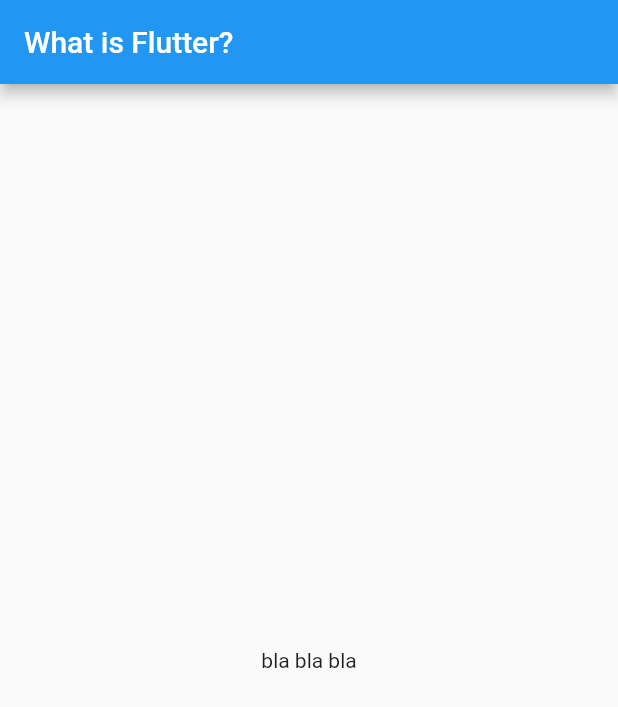
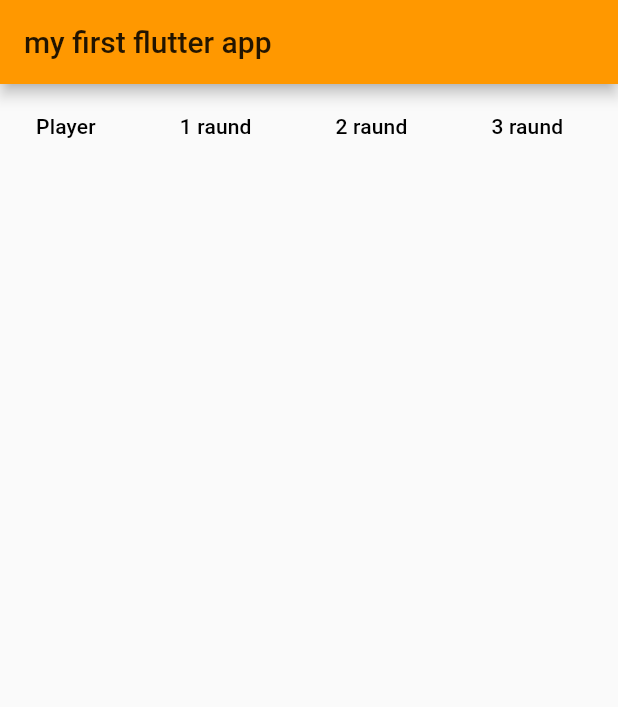
Before and after one commit to KseniaKrasotina/tryFlutter, a Flutter app: the screen it shows after launch, on a phone screen of 412 x 824 dp. Shown: the top 707 px of the screen. Run offline on Flutter 3.47's test engine with Material 2 defaults, Android fonts, the phone set to English and light mode, and no system bars.

Commit message:
DataTable() learning

```diff
--- a/lib/main.dart
+++ b/lib/main.dart
@@ -1,24 +1,176 @@
-// Copyright 2018 The Flutter team. All rights reserved.
-// Use of this source code is governed by a BSD-style license that can be
-// found in the LICENSE file.
-
 import 'package:flutter/material.dart';
+import 'package:flutter/services.dart';
 
 void main() => runApp(MyApp());
 
 class MyApp extends StatelessWidget {
+  // This widget is the root of your application.
   @override
   Widget build(BuildContext context) {
     return MaterialApp(
-      title: 'Welcome to Flutter',
-      home: Scaffold(
-        appBar: AppBar(
-          title: Text('What is Flutter?'),
-        ),
-        body: Center(
-          child: Text('bla bla bla'),
-        ),
+      title: 'Flutter Demo',
+      theme: ThemeData(
+
+        primarySwatch: Colors.orange,
       ),
+      home: new MyTableData(title: 'my first flutter app',),
     );
   }
 }
+
+class MyTableData extends StatefulWidget {
+  MyTableData({Key key, this.title}) : super(key: key);
+  final String title;
+
+  @override
+  _MyTableDataState createState() => _MyTableDataState();
+}
+
+class _MyTableDataState  extends State<MyTableData>{
+  int _number = 0;
+
+  void _setNumber(int countNumber) {
+    setState(() {
+      _number = countNumber;
+    });
+  }
+
+  Widget playerData() => DataTable(
+    columns: <DataColumn>[
+      DataColumn(
+          label: Text('Player'),
+          numeric: false,
+      ),
+      DataColumn(
+        label: Text('1 raund'),
+          numeric: false,
+      ),
+      DataColumn(
+        label: Text('2 raund'),
+        numeric: false,
+      ),
+      DataColumn(
+        label: Text('3 raund'),
+        numeric: false,
+      )
+    ],
+    rows: <DataRow>[],
+  );
+
+  @override
+  Widget build(BuildContext context) {
+    // TODO: implement build
+    return new Scaffold (
+      appBar: new AppBar(
+        title: new Text(widget.title)
+      ),
+
+      body: Container(
+        child: playerData(),
+      )
+
+
+    );
+    throw UnimplementedError();
+  }
+
+}
+
+class DataCellNames {
+  String playerName;
+
+  DataCellNames(this.playerName);
+}
+
+var cellsNames = <DataCellNames> [
+  DataCellNames('Polina'),
+  DataCellNames('Ksenia'),
+  DataCellNames('Artem'),
+  DataCellNames('Rabbits'),
+
+];
+
+class MyHomePage extends StatefulWidget {
+  MyHomePage({Key key, this.title}) : super(key: key);
+
+  // This widget is the home page of your application. It is stateful, meaning
+  // that it has a State object (defined below) that contains fields that affect
+  // how it looks.
+
+  // This class is the configuration for the state. It holds the values (in this
+  // case the title) provided by the parent (in this case the App widget) and
+  // used by the build method of the State. Fields in a Widget subclass are
+  // always marked "final".
+
+  final String title;
+
+  @override
+  _MyHomePageState createState() => _MyHomePageState();
+}
+
+class _MyHomePageState extends State<MyHomePage> {
+  int _counter = 0;
+
+  void _incrementCounter() {
+    setState(() {
+      // This call to setState tells the Flutter framework that something has
+      // changed in this State, which causes it to rerun the build method below
+      // so that the display can reflect the updated values. If we changed
+      // _counter without calling setState(), then the build method would not be
+      // called again, and so nothing would appear to happen.
+      _counter++;
+    });
+  }
+
+  @override
+  Widget build(BuildContext context) {
+    // This method is rerun every time setState is called, for instance as done
+    // by the _incrementCounter method above.
+    //
+    // The Flutter framework has been optimized to make rerunning build methods
+    // fast, so that you can just rebuild anything that needs updating rather
+    // than having to individually change instances of widgets.
+    return Scaffold(
+      appBar: AppBar(
+        // Here we take the value from the MyHomePage object that was created by
+        // the App.build method, and use it to set our appbar title.
+        title: Text(widget.title),
+      ),
+      body: Center(
+        // Center is a layout widget. It takes a single child and positions it
+        // in the middle of the parent.
+        child: Column(
+          // Column is also a layout widget. It takes a list of children and
+          // arranges them vertically. By default, it sizes itself to fit its
+          // children horizontally, and tries to be as tall as its parent.
+          //
+          // Invoke "debug painting" (press "p" in the console, choose the
+          // "Toggle Debug Paint" action from the Flutter Inspector in Android
+          // Studio, or the "Toggle Debug Paint" command in Visual Studio Code)
+          // to see the wireframe for each widget.
+          //
+          // Column has various properties to control how it sizes itself and
+          // how it positions its children. Here we use mainAxisAlignment to
+          // center the children vertically; the main axis here is the vertical
+          // axis because Columns are vertical (the cross axis would be
+          // horizontal).
+          mainAxisAlignment: MainAxisAlignment.center,
+          children: <Widget>[
+            Text(
+              'You have pushed the button this many times:',
+            ),
+            Text(
+              '$_counter',
+              style: Theme.of(context).textTheme.headline4,
+            ),
+          ],
+        ),
+      ),
+      floatingActionButton: FloatingActionButton(
+        onPressed: _incrementCounter,
+        tooltip: 'Increment',
+        child: Icon(Icons.add),
+      ), // This trailing comma makes auto-formatting nicer for build methods.
+    );
+  }
+}
```
